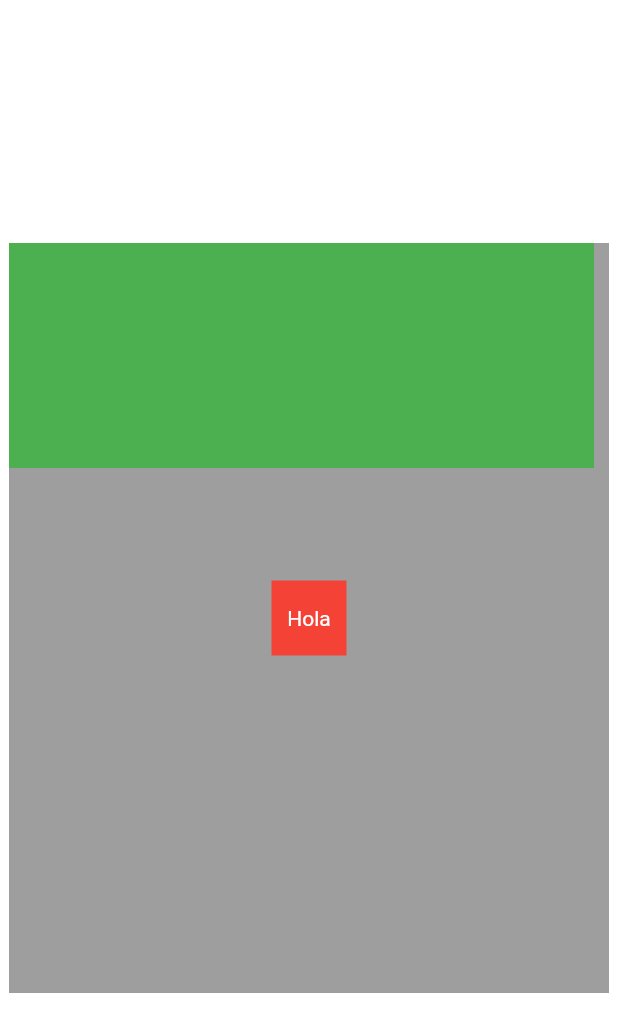
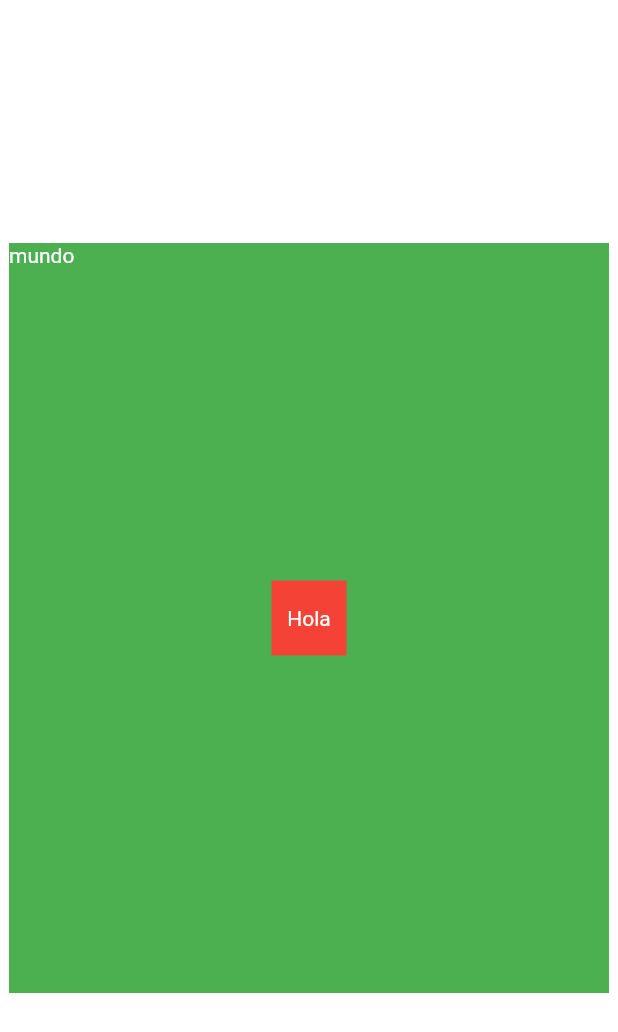
Before and after one commit to AgustinaGF/facebookFlutter, a Flutter app: the screen it shows after launch, on a phone screen of 412 x 824 dp. Shown: the top 1032 px of the screen. Run offline on Flutter 3.47's test engine with Material 2 defaults, Android fonts, the phone set to English and light mode, and no system bars.

Commit message:
positioned 2

```diff
--- a/lib/widgets/stack.dart
+++ b/lib/widgets/stack.dart
@@ -14,7 +14,9 @@ class MyStack extends StatelessWidget{
       child: Stack(
         alignment: Alignment.center,
         children: [
-          Positioned(top:0, left:0, right: 10,child: Container(width: 150,height: 150,color: Colors.green,),)
+          Positioned(
+            //si asigno left y right lo que va a hacer es posicionar el elemento dejando espacio tanto a la izquierda como a la derecha
+            top:0, left:0, right:0,bottom: 0,child: Container(height: 150,color: Colors.green,child: const Text('mundo'),),)
           ,
            Container(width: 50,height: 50,color: Colors.red,),
            const Text('Hola'),
```
